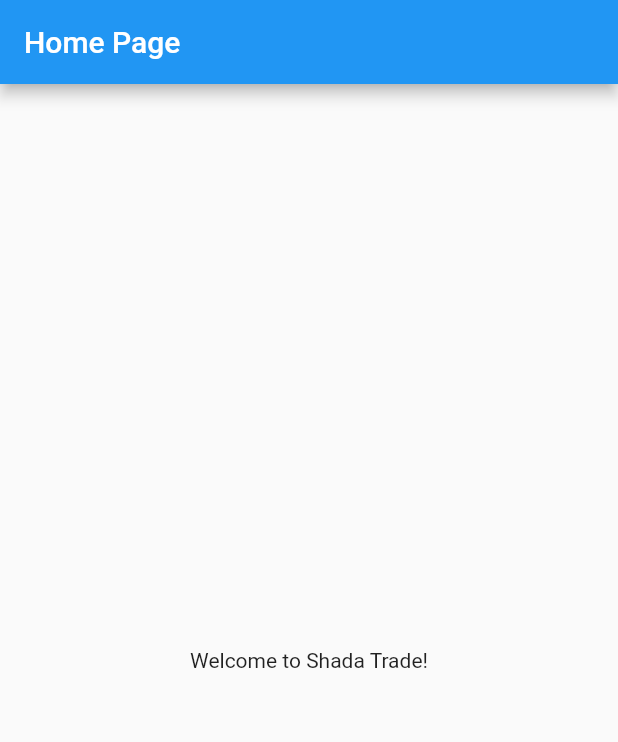
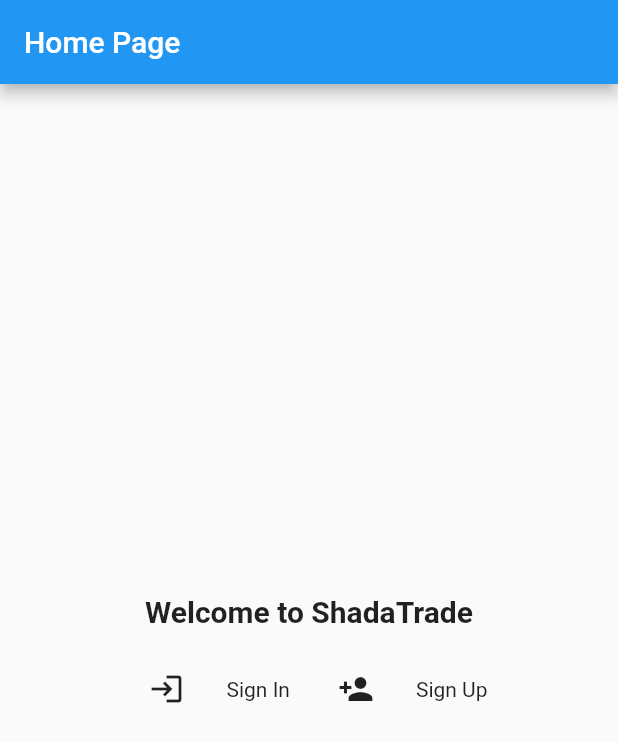
Before and after one commit to Kofiacheampong/shada2.0, a Flutter app: the screen it shows after launch, on a phone screen of 412 x 824 dp. Shown: the top 742 px of the screen. Run offline on Flutter 3.47's test engine with Material 2 defaults, Android fonts, the light colour scheme and no system bars; our stand-ins replace firebase_core; accounts and stored records are empty.

Commit message:
i have made a few changes to a home page not sure about the look though.

```diff
--- a/lib/home_page.dart
+++ b/lib/home_page.dart
@@ -7,10 +7,41 @@
   Widget build(BuildContext context) {
     return Scaffold(
       appBar: AppBar(
-        title: const Text('Home Page'),
+        title: Text('Home Page'),
       ),
-      body: const Center(
-        child: Text('Welcome to Shada Trade!'),
+      body: Center(
+        child: Column(
+          mainAxisAlignment: MainAxisAlignment.center,
+          children: [
+            const Text(
+              'Welcome to ShadaTrade',
+              style: TextStyle(fontSize: 20, fontWeight: FontWeight.bold),
+            ),
+            SizedBox(height: 16),
+            Row(
+              mainAxisAlignment: MainAxisAlignment.center,
+              children: [
+                IconButton(
+                  icon: Icon(Icons.login),
+                  onPressed: () {
+                    Navigator.pushNamed(context, '/signin');
+                  },
+                ),
+                SizedBox(width: 16),
+                Text('Sign In'),
+                SizedBox(width: 20),
+                IconButton(
+                  icon: Icon(Icons.person_add),
+                  onPressed: () {
+                    Navigator.pushNamed(context, '/signup');
+                  },
+                ),
+                SizedBox(width: 16),
+                Text('Sign Up'),
+              ],
+            ),
+          ],
+        ),
       ),
     );
   }
```
